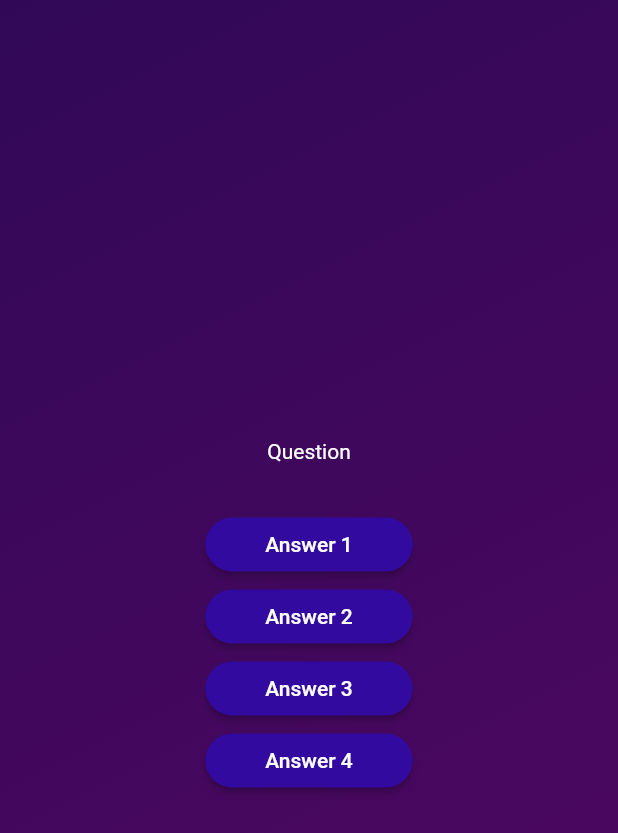
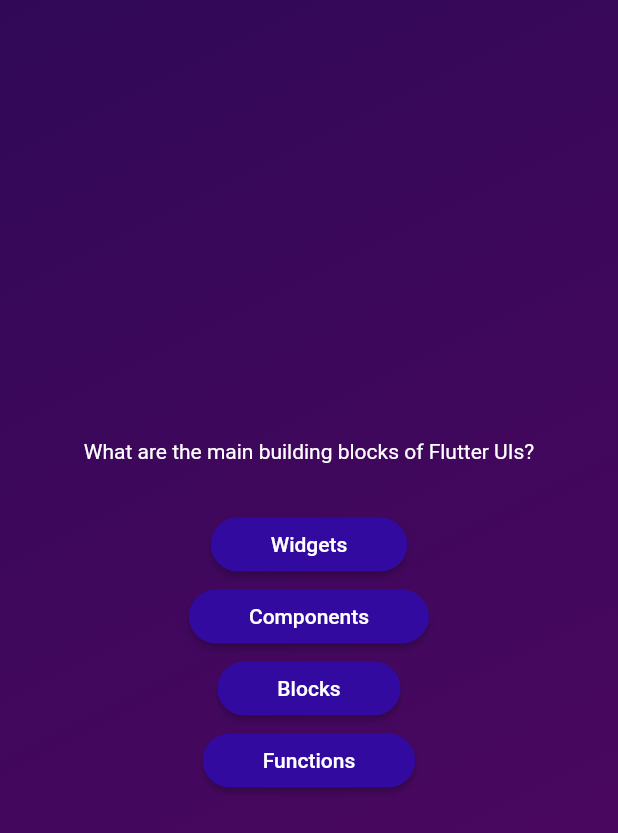
Before and after one commit to thatserfan/Quiz-App-Flutter, a Flutter app: the screen it shows after launch, after a tap on "Start Quiz", on a phone screen of 412 x 824 dp. Shown: the top 833 px of the screen. Run offline on Flutter 3.47's test engine with Material 2 defaults, Android fonts, the phone set to English and light mode, and no system bars.

Commit message:
Add Question Data To App

```diff
--- a/lib/questions_screen.dart
+++ b/lib/questions_screen.dart
@@ -1,5 +1,6 @@
 import 'package:flutter/material.dart';
 import 'package:quiz_app/answer_button.dart';
+import 'package:quiz_app/data/questions.dart';
 
 class QuestionsScreen extends StatefulWidget {
   const QuestionsScreen({super.key});
@@ -13,20 +14,22 @@ class QuestionsScreen extends StatefulWidget {
 class _QuestionsScreenState extends State<QuestionsScreen> {
   @override
   Widget build(BuildContext context) {
+    final currentQuestion = questions[0];
+
     return SizedBox(
       width: double.infinity,
       child: Column(
         mainAxisAlignment: MainAxisAlignment.center,
         children: [
-          const Text('Question',
-              style: TextStyle(
+          Text(currentQuestion.text,
+              style: const TextStyle(
                 color: Colors.white,
               )),
           const SizedBox(height: 30),
-          AnswerButton(answerText: 'Answer 1', onTap: () {}),
-          AnswerButton(answerText: 'Answer 2', onTap: () {}),
-          AnswerButton(answerText: 'Answer 3', onTap: () {}),
-          AnswerButton(answerText: 'Answer 4', onTap: () {}),
+          AnswerButton(answerText: currentQuestion.answers[0], onTap: () {}),
+          AnswerButton(answerText: currentQuestion.answers[1], onTap: () {}),
+          AnswerButton(answerText: currentQuestion.answers[2], onTap: () {}),
+          AnswerButton(answerText: currentQuestion.answers[3], onTap: () {}),
         ],
       ),
     );
```
